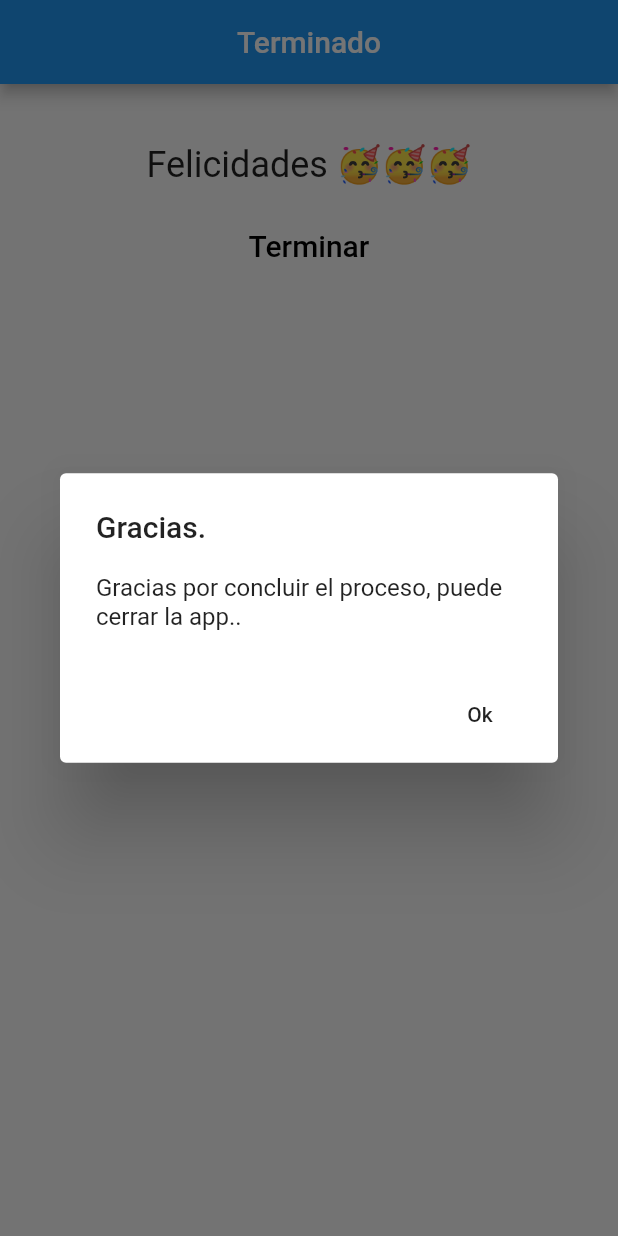
After one commit to DeathWofl/rally-estudiantes-app, a Flutter app: the Finish screen opened directly, after a tap on "Terminar", on a phone screen of 412 x 824 dp. The commit adds this screen. Run offline on Flutter 3.47's test engine with Material 2 defaults, Android fonts, the phone set to English and light mode, and no system bars; our stand-ins replace connectivity, flutter_icons, hive, hive_flutter, qr_flutter, shared_preferences; accounts and stored records are empty; generated files the repository leaves out were written again.

Commit message:
falta error al enviar

```diff
--- a/lib/main.dart
+++ b/lib/main.dart
@@ -3,14 +3,12 @@ import 'package:estudiantes/models/pregunta.dart';
 import 'package:estudiantes/models/regRespuestas.dart';
 import 'package:estudiantes/models/respuestas.dart';
 import 'package:flutter/material.dart';
-import 'package:flutter/services.dart';
 import 'package:hive/hive.dart';
 import 'package:hive_flutter/hive_flutter.dart';
 
 import 'pages/login.dart';
 
 void main() async {
-  SystemChrome.setPreferredOrientations([DeviceOrientation.portraitUp]);
   await Hive.initFlutter();
   Hive.registerAdapter(EquipoAdapter());
   Hive.registerAdapter(PreguntaAdapter());
--- a/lib/models/regRespuestas.dart
+++ b/lib/models/regRespuestas.dart
@@ -1,4 +1,3 @@
-import 'package:estudiantes/models/respuestas.dart';
 import 'package:hive/hive.dart';
 
 part 'regRespuestas.g.dart';
@@ -6,7 +5,6 @@ part 'regRespuestas.g.dart';
 @HiveType(typeId: 3)
 class RegRespuestas {
 
-  // int id;
   @HiveField(0)
   int preguntaID;
   @HiveField(1)
@@ -14,22 +12,12 @@ class RegRespuestas {
   @HiveField(2)
 	int equipoID;
 
-  RegRespuestas({/*this.id,*/this.preguntaID, this.calificacion, this.equipoID});
+  RegRespuestas({this.preguntaID, this.calificacion, this.equipoID});
 
-  Map<String, dynamic> toMap() {
-    var map = <String, dynamic> {
-      // 'id': id,
-      'preguntaID': preguntaID,
-      'calificacion': calificacion,
-      'equipoID': equipoID,
-    };
-  }
-
-  RegRespuestas.fromMap(Map<String, dynamic> map) {
-    // id = map['id'];
-    preguntaID = map['preguntaID'];
-    calificacion = map['calificacion'];
-    equipoID = map['equipoID'];
-  }
+  Map<String, dynamic> toJson() => {
+    'PreguntaID':preguntaID,
+    'Calificacion':calificacion,
+    'EquipoID':equipoID
+  };
 
 }
--- /dev/null
+++ b/lib/pages/finish.dart
@@ -0,0 +1,75 @@
+import 'package:estudiantes/services/data_service.dart';
+import 'package:flutter/material.dart';
+import 'package:connectivity/connectivity.dart';
+
+class Finish extends StatelessWidget {
+  const Finish({Key key}) : super(key: key);
+
+  @override
+  Widget build(BuildContext context) {
+    return Scaffold(
+      appBar: AppBar(
+        title: Text("Terminado"),
+        centerTitle: true,
+        leading: Icon(null),
+      ),
+      body: SingleChildScrollView(
+        child: SafeArea(
+            child: Center(
+          child: Padding(
+            padding: EdgeInsets.symmetric(vertical: 40.0, horizontal: 20.0),
+            child: Column(
+              children: [
+                Text(
+                  "Felicidades 🥳🥳🥳",
+                  style: TextStyle(fontSize: 24),
+                ),
+                Padding(
+                  padding: const EdgeInsets.all(16.0),
+                  child: FlatButton(
+                      onPressed: () => send(context),
+                      child: Text(
+                        "Terminar",
+                        style: TextStyle(fontSize: 20, color: Colors.black),
+                      )),
+                )
+              ],
+            ),
+          ),
+        )),
+      ),
+    );
+  }
+
+  void send(BuildContext context) async {
+    var connectityresult = await Connectivity().checkConnectivity();
+    DataService dataService = DataService();
+
+    if (connectityresult == ConnectivityResult.none) {
+      return showDialog(
+        context: context,
+        barrierDismissible: false,
+        builder: (context) {
+          return AlertDialog(
+            title: Text("Advertencia."),
+            content: Text("Es necesario conexion a internet."),
+            actions: [FlatButton(onPressed: null, child: Text("Ok"))],
+          );
+        },
+      );
+    } else {
+      dataService.postRegRespuesta();
+      return showDialog(
+        context: context,
+        barrierDismissible: false,
+        builder: (context) {
+          return AlertDialog(
+            title: Text("Gracias."),
+            content: Text("Gracias por concluir el proceso, puede cerrar la app.."),
+            actions: [FlatButton(onPressed:() => print("Terminado"), child: Text("Ok"))],
+          );
+        },
+      );
+    }
+  }
+}
--- a/lib/services/auth_service.dart
+++ b/lib/services/auth_service.dart
@@ -2,8 +2,6 @@ import 'dart:convert';
 import 'dart:async';
 import 'package:shared_preferences/shared_preferences.dart';
 import 'package:hive/hive.dart';
-import 'package:hive_flutter/hive_flutter.dart';
-
 import 'data_service.dart';
 import 'package:estudiantes/utils/server.dart';
 import 'package:estudiantes/models/equipo.dart';
--- a/lib/services/data_service.dart
+++ b/lib/services/data_service.dart
@@ -1,5 +1,6 @@
 import 'package:estudiantes/models/equipo.dart';
 import 'package:estudiantes/models/pregunta.dart';
+import 'package:estudiantes/models/regRespuestas.dart';
 import 'package:estudiantes/models/respuestas.dart';
 import 'package:estudiantes/utils/server.dart';
 import 'package:shared_preferences/shared_preferences.dart';
@@ -26,7 +27,6 @@ class DataService {
       EquipoList equipos = EquipoList.fromJson(decode);
 
       Box<Equipo> boxequipos = Hive.box<Equipo>('equipos');
-      boxequipos.clear();
 
       for (var item in equipos.equipo) {
         boxequipos.add(item);
@@ -54,7 +54,6 @@ class DataService {
       PreguntaList preguntas = PreguntaList.fromJson(decode);
 
       Box<Pregunta> boxpreguntas = Hive.box<Pregunta>('preguntas');
-      boxpreguntas.clear();
 
       for (var item in preguntas.pregunta) {
         boxpreguntas.add(item);
@@ -82,7 +81,6 @@ class DataService {
       ListRespuestas respuestas = ListRespuestas.fromJson(decode);
 
       Box<Respuestas> boxrespuestas = Hive.box<Respuestas>('respuestas');
-      boxrespuestas.clear();
 
       for (var item in respuestas.respuesta) {
         boxrespuestas.add(item);
@@ -94,4 +92,22 @@ class DataService {
     }
   }
 
+  Future<int> postRegRespuesta() async {
+    SharedPreferences prefs = await SharedPreferences.getInstance();
+      String token = prefs.getString('token');
+
+      List<RegRespuestas> regs = Hive.box<RegRespuestas>('regrespuestas').values.toList();
+      var response;
+
+      for (var item in regs) {
+        var uri = Uri.http(Server.URL, "/api/app/regrespuesta");
+        print(json.encode(item.toJson()));
+        response = await Server.client.post(uri, body: json.encode(item.toJson()),headers: {
+          'Authorization': 'Bearer $token',
+        });
+      }
+
+    return response.statusCode;
+  }
+
 }
--- a/lib/utils/server.dart
+++ b/lib/utils/server.dart
@@ -2,7 +2,7 @@ import 'package:http/http.dart' as http;
 
 class Server {
 
-  static String URL = '10.0.0.8:1323';
+  static const String URL = '10.0.0.10:1323';
   static var client = http.Client();
 
   static Map<String, String> getHeader(String token) {
```
Also changed, not shown: lib/models/equipo.dart (+1 -25 lines), lib/models/pregunta.dart (+1 -16 lines), lib/models/respuestas.dart (+1 -18 lines), lib/pages/home.dart (+6 -1 lines), lib/pages/pregunta.dart (+124 -6 lines), lib/pages/prueba.dart (added, +40 -0 lines), lib/widgets/form.dart (+7 -0 lines).
